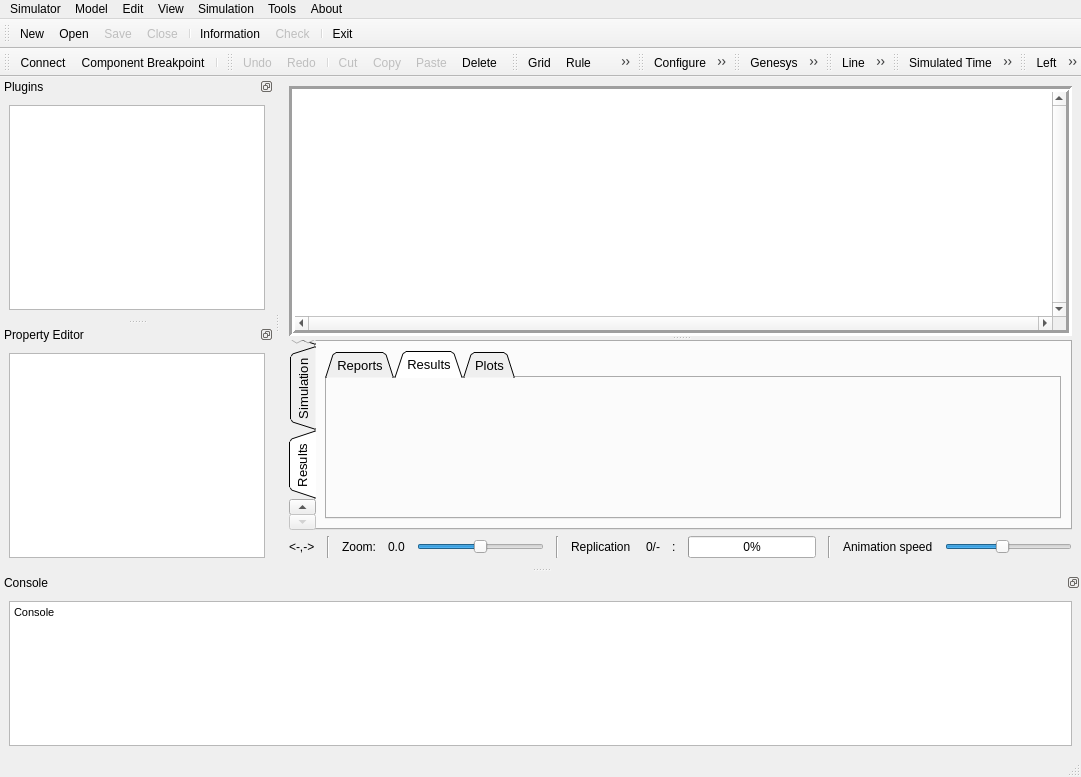
Above: source/applications/gui/qt/GenesysQtGUI/mainwindow.ui from joaomeloo/Genesys-Simulator before the change. Below: the same form after it.
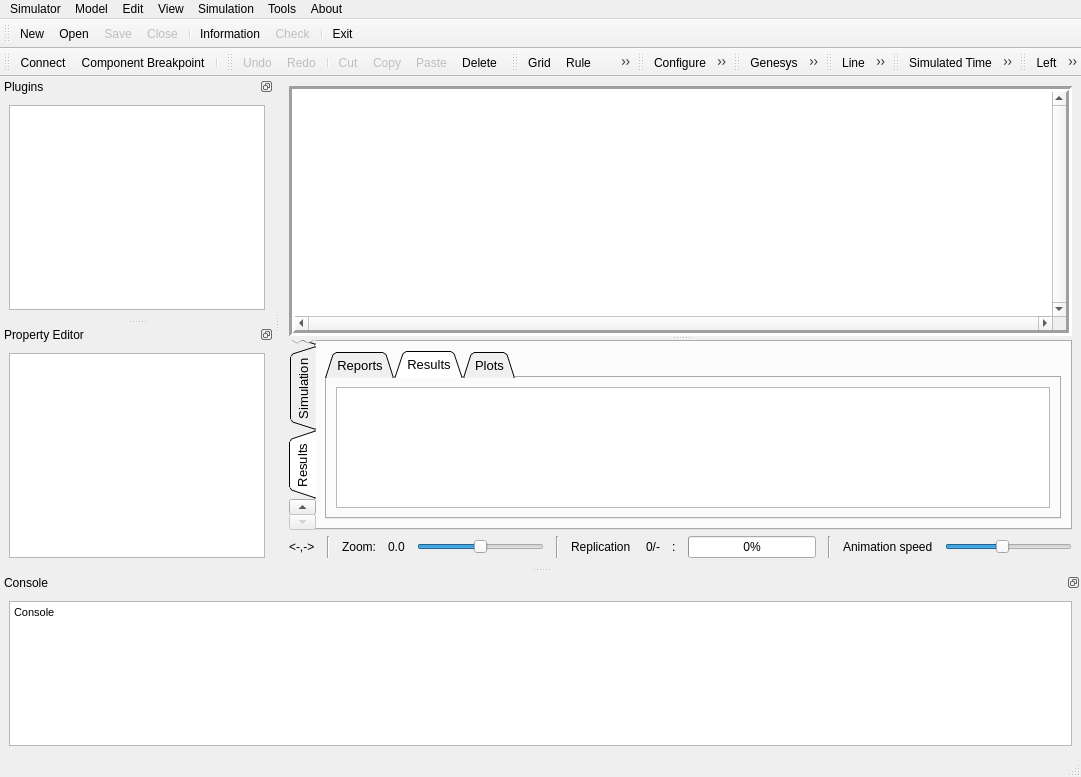
That is the form after the change. The open tabs and pages were chosen to show the change. Icons and pictures are not drawn. Custom widgets are drawn as their Qt base class.

Commit message: Add enhanced graphical results and fixes segfaults

Patch:
```diff
--- a/source/applications/gui/qt/GenesysQtGUI/mainwindow.ui
+++ b/source/applications/gui/qt/GenesysQtGUI/mainwindow.ui
@@ -528,6 +528,30 @@
             <attribute name="title">
              <string>Results</string>
             </attribute>
+           <layout class="QVBoxLayout" name="verticalLayout_Results">
+            <item>
+             <widget class="QTextEdit" name="textEdit_Results">
+              <property name="font">
+               <font>
+                <family>Arial</family>
+                <pointsize>11</pointsize>
+               </font>
+              </property>
+              <property name="lineWrapMode">
+               <enum>QTextEdit::WidgetWidth</enum>
+              </property>
+              <property name="textInteractionFlags">
+               <set>Qt::TextSelectableByKeyboard|Qt::TextSelectableByMouse|Qt::TextEditable</set>
+              </property>
+              <property name="acceptRichText">
+               <bool>true</bool>
+              </property>
+              <property name="html">
+               <string></string>
+              </property>
+             </widget>
+            </item>
+           </layout>
            </widget>
            <widget class="QWidget" name="tabReportsPlots">
             <attribute name="title">
```
Lines whose indentation alone changed are shown as unchanged. The commit also changes 20 other files.
